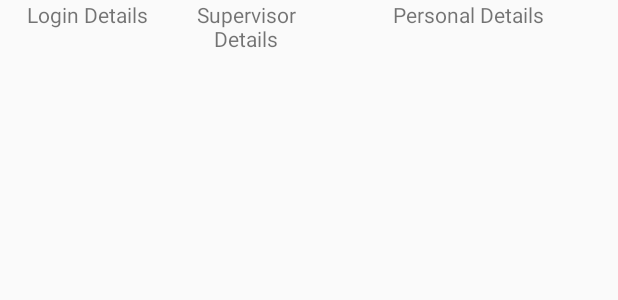
After one commit to rnsy0052/transportApp, an Android app: the layout register_page.xml on its own in the app's theme, with its tools: preview values and no code run, on a phone screen of 412 x 824 dp. The commit adds this screen. Shown: the top 300 px of the screen. Run offline under Robolectric (Android 15) with nearby library versions, the phone set to English and light mode, and no system bars.

Commit message:
Added page slider functionality for register page;no UI developed

```diff
--- a/app/src/main/AndroidManifest.xml
+++ b/app/src/main/AndroidManifest.xml
@@ -16,6 +16,9 @@
                 <category android:name="android.intent.category.LAUNCHER" />
             </intent-filter>
         </activity>
+        <activity android:name=".RegisterActivity">
+
+        </activity>
     </application>
 
 </manifest>
--- a/app/src/main/java/com/example/seemkay/seemotransport/MainActivity.java
+++ b/app/src/main/java/com/example/seemkay/seemotransport/MainActivity.java
@@ -1,5 +1,6 @@
 package com.example.seemkay.seemotransport;
 
+import android.content.Intent;
 import android.support.v7.app.AppCompatActivity;
 import android.os.Bundle;
 import android.util.Log;
@@ -27,4 +28,9 @@ public class MainActivity extends AppCompatActivity {
         password = (EditText)findViewById(R.id.password);
 //        Log.d("Debug",username.getText()+""+password.getText());
     }
+
+    public void register(View view) {
+        Intent intent = new Intent(MainActivity.this,RegisterActivity.class);
+        startActivity(intent);
+    }
 }
--- a/app/src/main/res/layout/activity_main.xml
+++ b/app/src/main/res/layout/activity_main.xml
@@ -39,7 +39,8 @@
         android:layout_alignParentStart="true"
         android:layout_below="@+id/signOnButton"
         android:layout_marginTop="12dp"
-        android:text="Register " />
+        android:text="Register "
+        android:onClick="register"/>
 
     <TextView
         android:id="@+id/forgotIdPassword"
--- /dev/null
+++ b/app/src/main/res/layout/register_page.xml
@@ -0,0 +1,50 @@
+<?xml version="1.0" encoding="utf-8"?>
+<RelativeLayout xmlns:android="http://schemas.android.com/apk/res/android"
+    android:layout_width="match_parent"
+    android:layout_height="match_parent">
+
+
+    <TextView
+        android:id="@+id/headingLoginDetail"
+        android:layout_width="116dp"
+        android:layout_height="wrap_content"
+        android:layout_alignBottom="@+id/headingManagerDetail"
+        android:layout_alignParentTop="true"
+        android:text="Login Details"
+        android:textAlignment="center" />
+
+    <TextView
+        android:id="@+id/headingManagerDetail"
+        android:layout_width="96dp"
+        android:layout_height="wrap_content"
+        android:layout_alignParentTop="true"
+        android:layout_toEndOf="@+id/headingLoginDetail"
+        android:layout_toRightOf="@+id/headingLoginDetail"
+        android:text="Supervisor Details"
+        android:textAlignment="center" />
+
+    <TextView
+        android:id="@+id/headingPersonalDetail"
+        android:layout_width="201dp"
+        android:layout_height="wrap_content"
+        android:layout_alignBottom="@+id/headingManagerDetail"
+        android:layout_alignParentEnd="true"
+        android:layout_alignParentRight="true"
+        android:layout_alignParentTop="true"
+        android:layout_toEndOf="@+id/headingManagerDetail"
+        android:layout_toRightOf="@+id/headingManagerDetail"
+        android:text="Personal Details"
+        android:textAlignment="center" />
+
+
+    <android.support.v4.view.ViewPager
+        android:id="@+id/viewpager"
+        android:layout_width="wrap_content"
+        android:layout_height="wrap_content"
+        android:layout_below="@+id/headingLoginDetail" />
+
+
+
+
+
+</RelativeLayout>
```
Also changed, not shown: app/src/main/java/com/example/seemkay/seemotransport/RegisterActivity.java (added, +50 -0 lines), app/src/main/java/com/example/seemkay/seemotransport/RegisterFragment.java (added, +44 -0 lines), app/src/main/java/com/example/seemkay/seemotransport/RegisterPageAdapter.java (added, +32 -0 lines), app/src/main/res/layout/register_page_login.xml (added, +12 -0 lines), app/src/main/res/layout/register_page_personal.xml (added, +12 -0 lines), app/src/main/res/layout/register_page_supervisor.xml (added, +12 -0 lines).
